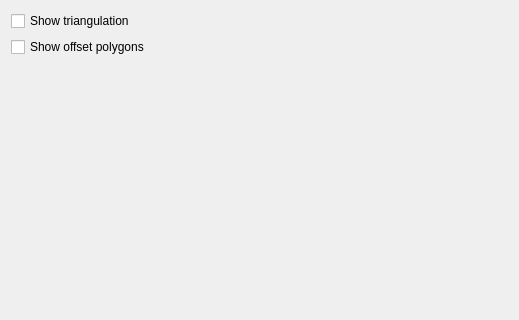
brainstream/polygon-test, file src/PreferencesWidget.ui: the form before one commit; both pictures show x 0 to 519 and y 0 to 320 of the 519 by 819 pixel window.
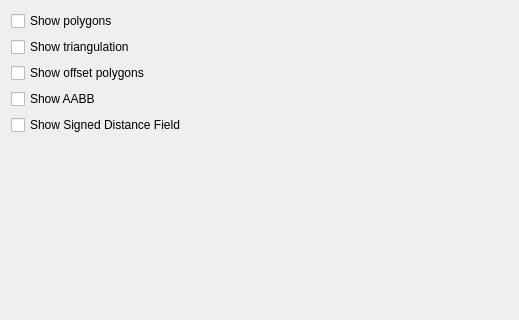
The form after the commit.

```diff
--- a/src/PreferencesWidget.ui
+++ b/src/PreferencesWidget.ui
@@ -11,14 +11,14 @@
    </rect>
   </property>
   <layout class="QFormLayout" name="formLayout">
-   <item row="0" column="0">
+   <item row="1" column="0">
     <widget class="QCheckBox" name="mp_checkbox_show_triangulation">
      <property name="text">
       <string>Show triangulation</string>
      </property>
     </widget>
    </item>
-   <item row="2" column="0">
+   <item row="5" column="0">
     <spacer name="mp_spacer">
      <property name="orientation">
       <enum>Qt::Orientation::Vertical</enum>
@@ -31,13 +31,34 @@
      </property>
     </spacer>
    </item>
-   <item row="1" column="0">
+   <item row="2" column="0">
     <widget class="QCheckBox" name="mp_checkbox_show_offset_polygon">
      <property name="text">
       <string>Show offset polygons</string>
      </property>
     </widget>
    </item>
+   <item row="3" column="0">
+    <widget class="QCheckBox" name="mp_checkbox_show_aabb">
+     <property name="text">
+      <string>Show AABB</string>
+     </property>
+    </widget>
+   </item>
+   <item row="0" column="0">
+    <widget class="QCheckBox" name="mp_checkbox_show_polygons">
+     <property name="text">
+      <string>Show polygons</string>
+     </property>
+    </widget>
+   </item>
+   <item row="4" column="0">
+    <widget class="QCheckBox" name="mp_checkbox_show_sdf">
+     <property name="text">
+      <string>Show Signed Distance Field</string>
+     </property>
+    </widget>
+   </item>
   </layout>
  </widget>
  <resources/>
```
Left out of the diff: 7 changed lines with no effect on the pictures.
